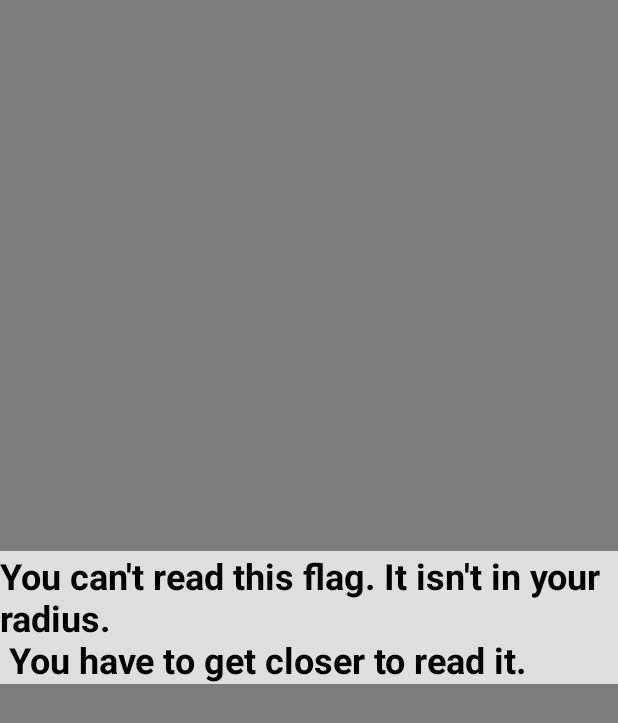
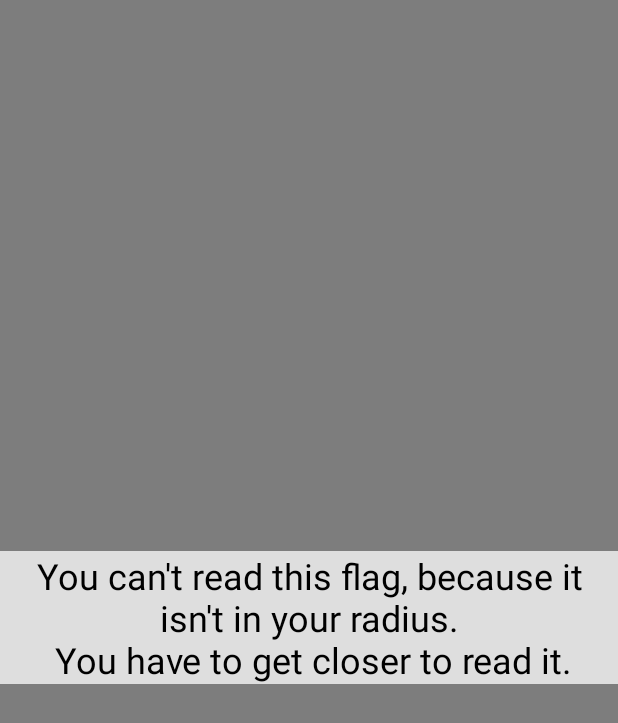
Before and after one commit to semaj7/distributedsystems, an Android app: the layout not_in_range_popup.xml on its own in the app's theme, with its tools: preview values and no code run, on a phone screen of 412 x 824 dp. Shown: the top 723 px of the screen. Run offline under Robolectric (Android 15) with nearby library versions, the phone set to English and light mode, and no system bars.

Commit message:
small GUI changes

```diff
--- a/FunWithFlags/app/src/main/res/layout/not_in_range_popup.xml
+++ b/FunWithFlags/app/src/main/res/layout/not_in_range_popup.xml
@@ -46,9 +46,9 @@
         android:layout_width="wrap_content"
         android:layout_height="wrap_content"
         android:textSize="24sp"
-        android:textStyle="bold"
-        android:text="@string/sorry"
+        android:text="@string/notInRadius"
         android:textColor="#000000"
+        android:gravity="center"
         android:id="@+id/notInRange"
         android:layout_centerVertical="true"
         android:layout_centerHorizontal="true" />
--- a/FunWithFlags/app/src/main/res/values/strings.xml
+++ b/FunWithFlags/app/src/main/res/values/strings.xml
@@ -112,7 +112,6 @@
     <string name="drawer_close">drawer close</string>
     <string name="fieldUsername">Written by: </string>
     <string name="noRating">No Rating</string>
-    <string name="sorry">You can\'t read this flag. It isn\'t in your radius.\n You have to get closer to read it.</string>
     <string name="Delete">Delete</string>
     <string name="noFavourtieSelectedToDeleteYet">Select a flag first</string>
     <string name="deleteFavouriteDialogTitle">Too many favourites!</string>
@@ -150,5 +149,6 @@
     <string name="user_posted_flag">\@user posted a new flag</string>
     <string name="noTime">No Time found</string>
     <string name="noCategory">No category</string>
+    <string name="notInRadius">You can\'t read this flag, because it isn\'t in your radius.\n You have to get closer to read it.</string>
 
 </resources>
```
